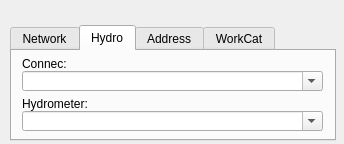
Giswater/giswater_qgis_plugin, file search/ui/search_plus_dialog.ui: the form before one commit.
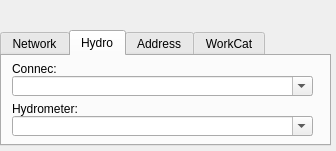
The form after the commit. The open tabs and pages were chosen to show the change.

Commit message: Update search form

Patch:
```diff
--- a/search/ui/search_plus_dialog.ui
+++ b/search/ui/search_plus_dialog.ui
@@ -6,8 +6,8 @@
    <rect>
     <x>0</x>
     <y>0</y>
-    <width>344</width>
-    <height>144</height>
+    <width>336</width>
+    <height>151</height>
    </rect>
   </property>
   <property name="windowTitle">
@@ -16,9 +16,9 @@
   <widget class="QTabWidget" name="tab_main">
    <property name="geometry">
     <rect>
-     <x>10</x>
-     <y>25</y>
-     <width>326</width>
+     <x>0</x>
+     <y>30</y>
+     <width>331</width>
      <height>116</height>
     </rect>
    </property>
```
Left out of the diff: 2 changed lines with no effect on the pictures.
